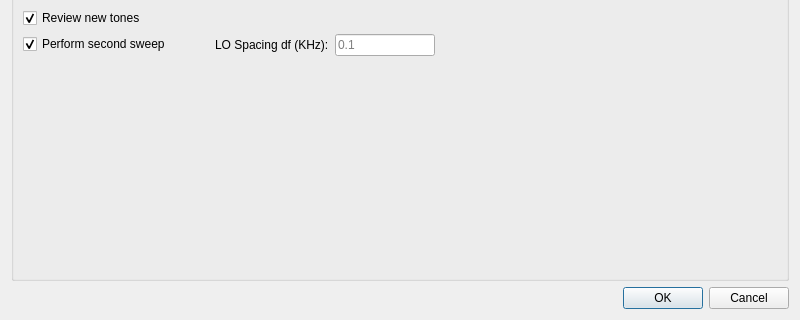
Above: ui_resources/loconfig.ui from Tyronitar/rfsoc-interface before the change; both pictures show x 0 to 800 and y 280 to 600 of the 800 by 600 pixel window. Below: the same form after it.
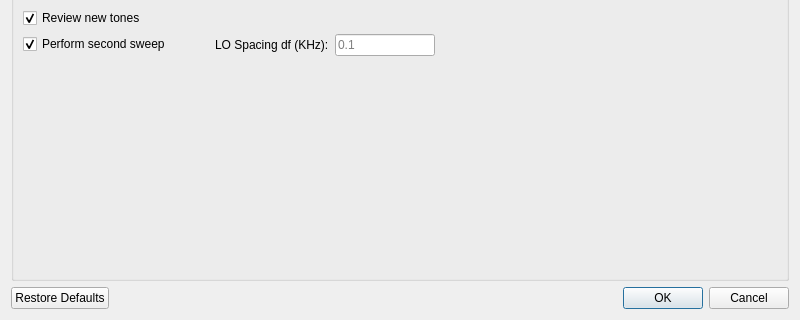
That is the form after the change. Icons and pictures are not drawn.

Commit message: Update UI and Fix Dialog Closing

```diff
--- a/ui_resources/loconfig.ui
+++ b/ui_resources/loconfig.ui
@@ -365,7 +365,7 @@
      <item>
       <widget class="QDialogButtonBox" name="dialog_button_box">
        <property name="standardButtons">
-        <set>QDialogButtonBox::StandardButton::Cancel|QDialogButtonBox::StandardButton::Ok</set>
+        <set>QDialogButtonBox::StandardButton::Cancel|QDialogButtonBox::StandardButton::Ok|QDialogButtonBox::StandardButton::RestoreDefaults</set>
        </property>
       </widget>
      </item>
```
The commit also changes 13 other files.
